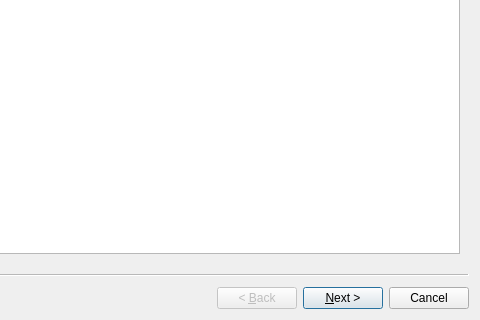
Above: src/wizards/renamewizard.ui from alorence/tym before the change; both pictures show x 220 to 700 and y 180 to 500 of the 700 by 500 pixel window. Below: the same form after it.
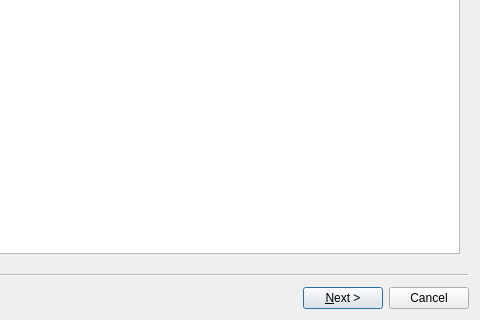
That is the form after the change. Custom widgets are drawn as their Qt base class.

Commit message: (rename) Fix options for wizard

```diff
--- a/src/wizards/renamewizard.ui
+++ b/src/wizards/renamewizard.ui
@@ -10,6 +10,9 @@
     <height>500</height>
    </rect>
   </property>
+  <property name="options">
+   <set>QWizard::HelpButtonOnRight|QWizard::NoBackButtonOnLastPage|QWizard::NoBackButtonOnStartPage</set>
+  </property>
   <widget class="QWizardPage" name="previewPage">
    <attribute name="pageId">
     <string notr="true">0</string>
```
Left out of the diff: 2 changed lines with no effect on the pictures.
